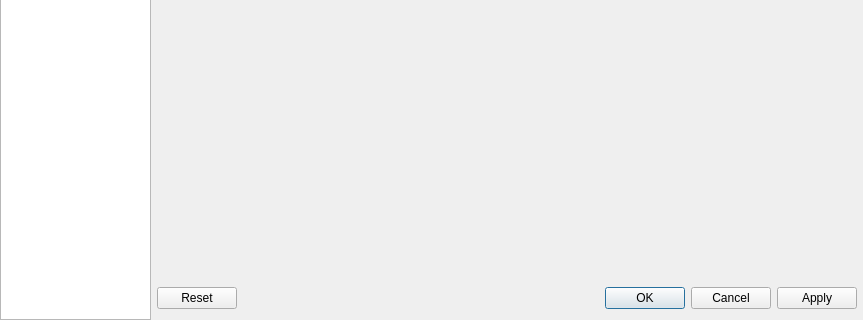
Old version of the form src/plugins/optionsmanager/optionsdialog.ui in the repository silvansky/Contacts; both pictures show x 0 to 863 and y 313 to 633 of the 863 by 633 pixel window.
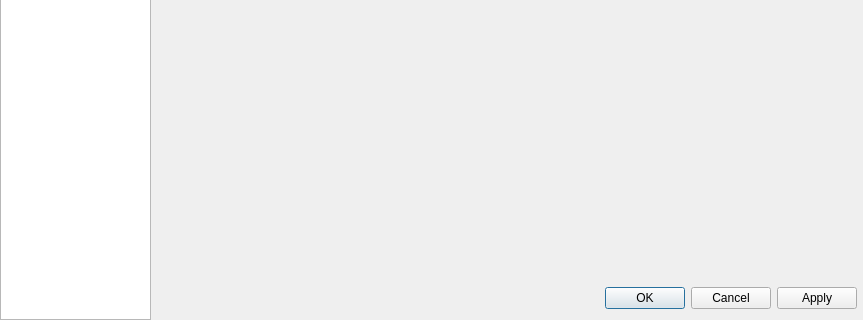
New version of the form.

Commit message: Немного подогнал профиль пользователя. Убрал кнопку "Reset" из окна настроек.

The edit to the form file:
```diff
--- a/src/plugins/optionsmanager/optionsdialog.ui
+++ b/src/plugins/optionsmanager/optionsdialog.ui
@@ -118,7 +118,7 @@
         <item>
          <widget class="QDialogButtonBox" name="dbbButtons">
           <property name="standardButtons">
-           <set>QDialogButtonBox::Apply|QDialogButtonBox::Cancel|QDialogButtonBox::Ok|QDialogButtonBox::Reset</set>
+           <set>QDialogButtonBox::Apply|QDialogButtonBox::Cancel|QDialogButtonBox::Ok</set>
           </property>
          </widget>
         </item>
```
The commit also changes 4 other files.
